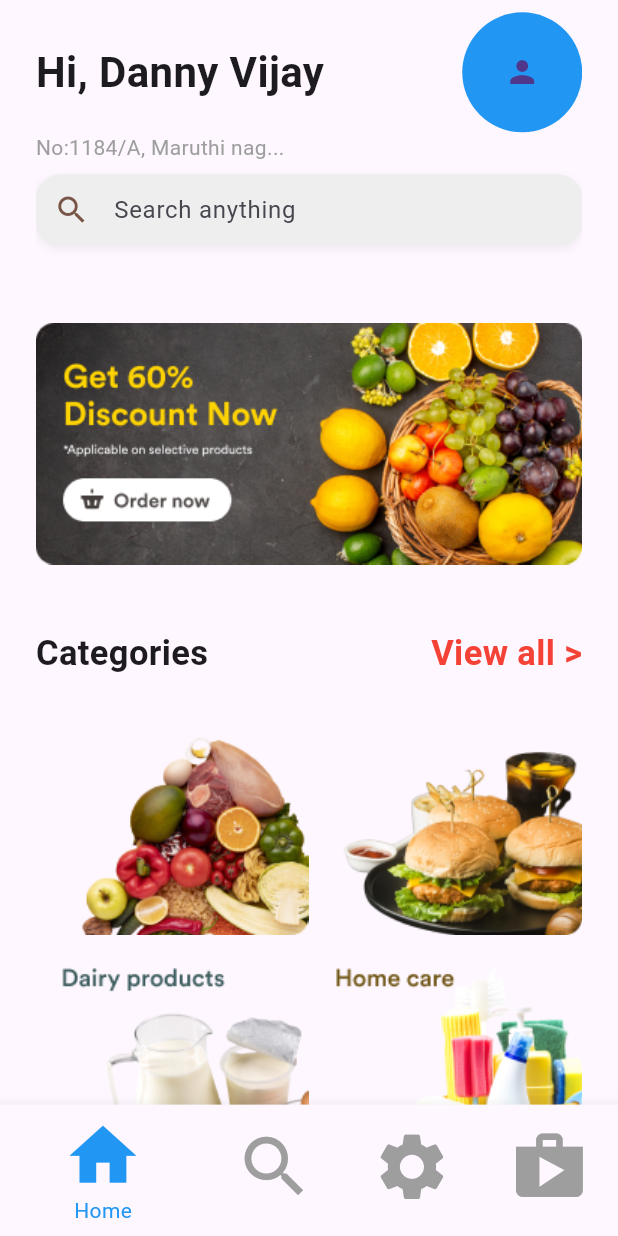
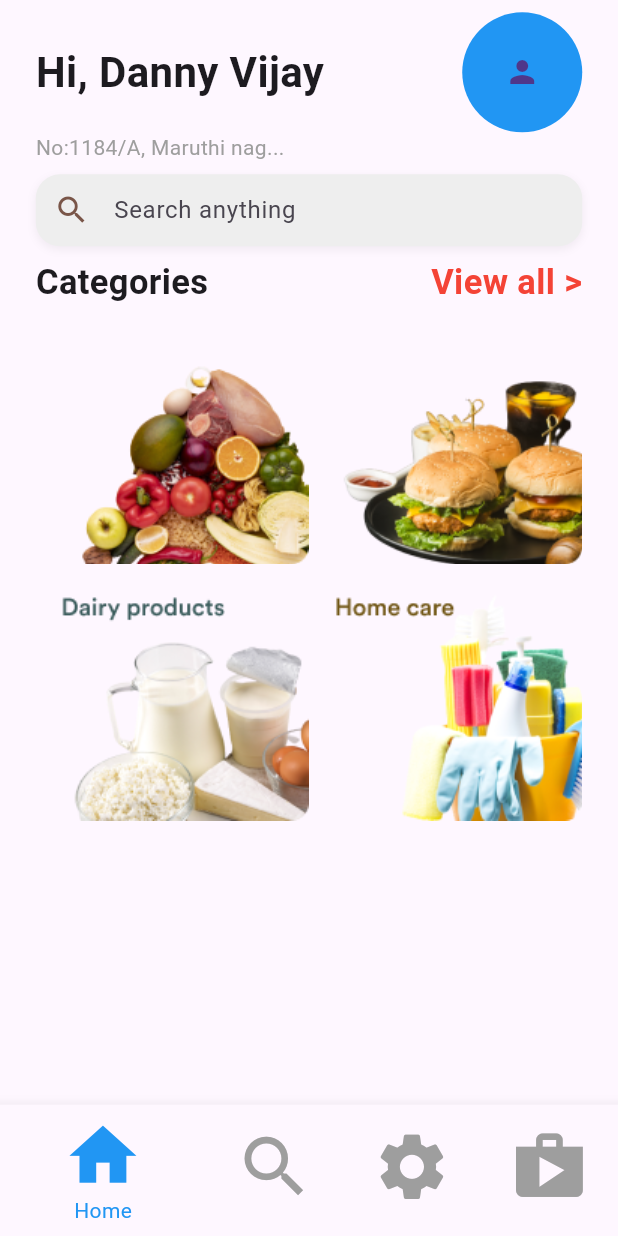
Before and after one commit to Carlssonn/room, a Flutter app: the screen it shows after launch, on a phone screen of 412 x 824 dp. Run offline on Flutter 3.47's test engine with Material 3 defaults, Android fonts, the phone set to English and light mode, and no system bars; our stand-ins replace responsive_sizer.

Commit message:
first commit

```diff
--- a/lib/page/home_page.dart
+++ b/lib/page/home_page.dart
@@ -54,7 +54,7 @@ class HomePage extends StatelessWidget {
                   ),
                 ),
               ),
-              Image.asset("assets/images/1.png", height: 30.h),
+
               Row(
                 mainAxisAlignment: MainAxisAlignment.spaceBetween,
                 children: [
```
Also changed, not shown: 1 other file.
